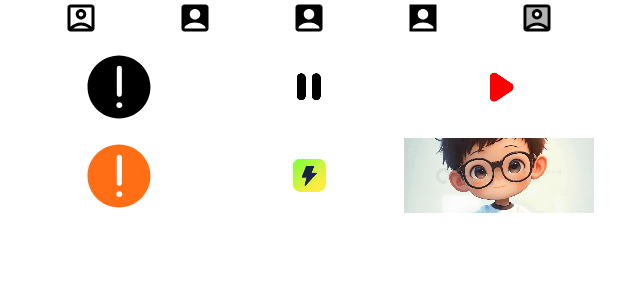
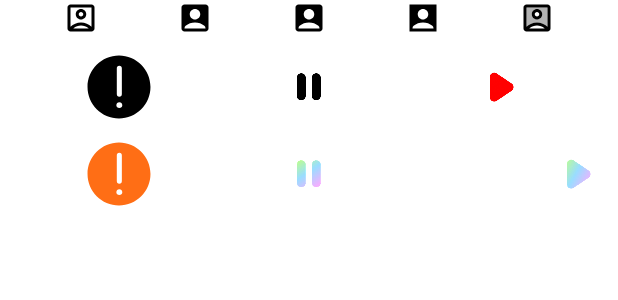
Before and after one commit to gengwenwu/AndroidComposeDemo, an Android app built with Jetpack Compose: the @Preview function C2_2_2_ComposeImageSamplePreview, on a phone screen of 412 x 824 dp. Shown: the top 300 px of the screen. Run offline under Robolectric (Android 15) with nearby library versions, the phone set to English and light mode, and no system bars; Roboto replaces fonts that are not available here.

Commit message:
修改demo案例

```diff
--- a/app/src/main/java/org/logan/compose/demo/ui/book/c2/C2_2_2_ComposeImageFragment.kt
+++ b/app/src/main/java/org/logan/compose/demo/ui/book/c2/C2_2_2_ComposeImageFragment.kt
@@ -76,9 +76,9 @@ fun C2_2_2_ComposeImageSample(modifier: Modifier = Modifier) {
 
 @Composable
 fun IconSampleFromIconLib() {
-    // Icon 组件用于显示一些列小图标, Google 内置了5种类型图标，Icons.xxx.xxx 方式提供了5种风格 icon。
-    // 更多见 https://fonts.google.com/icons，可以引入 "androidx.compose.material:material-icons-extended:xxx"。
-    // 大图标是无法显示的。
+    // Icon 组件用于显示一些列小图标, Google 内置了5种类型图标，在 Icons.xxx.xxx，5种分别是：Outlined、Filled、Rounded、Sharp、TwoTone。
+    // 更多见 https://fonts.google.com/icons，更多icon 可以引入 "androidx.compose.material:material-icons-extended:xxx"。
+    // 大图标是无法显示的，黑色背景
     Row(
         modifier = Modifier.fillMaxWidth(), verticalAlignment = Alignment.CenterVertically
     ) {
@@ -158,22 +158,22 @@ fun ImageSample() {
 
         // jpg、png
         Image(
-            bitmap = ImageBitmap.imageResource(R.drawable.ic_battery),
+            bitmap = ImageBitmap.imageResource(R.drawable.ic_video_pause),
             contentDescription = null,
             modifier = Modifier.weight(1f)
         )
 
         // 自定义画笔
         Image(
-            painter = painterResource(R.drawable.ic_boy),
+            painter = painterResource(R.drawable.ic_video_play),
             contentDescription = null,
             modifier = Modifier
-                .size(50.dp)
+                //.size(50.dp)
                 .weight(1f),
             // 对其方式
             alignment = Alignment.CenterEnd,
             // 图片裁剪方式，7种，Crop 类似于 ScaleType.centerCrop
-            contentScale = ContentScale.Crop
+            contentScale = ContentScale.Fit
         )
     }
 }
```
